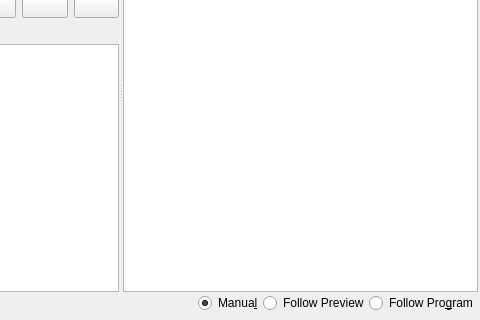
The window that ptz-controls.ui (glikely/obs-ptz) describes before a commit, drawn with Qt 5; both pictures show x 83 to 563 and y 115 to 435 of the 563 by 435 pixel window.
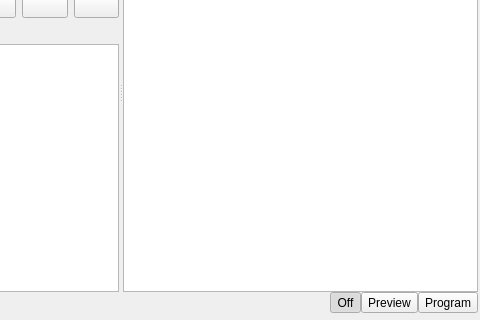
The same window after the commit. Icons and pictures are not drawn.

Commit message:
ui: Convert autoselect radio buttons to QToolButtons
The radio buttons were taking up a lot of space. Morph them into
QToolButtons that are linked together into a button group so that they
still work the same but take up much less space. At the same time add
tooltips explaining what they do and hide the "preview" button when not
in Studio Mode.

```diff
--- a/ptz-controls.ui
+++ b/ptz-controls.ui
@@ -632,9 +632,15 @@
        </spacer>
       </item>
       <item>
-       <widget class="QRadioButton" name="targetButton_manual">
+       <widget class="QToolButton" name="targetButton_manual">
+        <property name="toolTip">
+         <string>Don't autoselect PTZ device when scene changes</string>
+        </property>
         <property name="text">
-         <string>Manua&amp;l</string>
+         <string>Off</string>
+        </property>
+        <property name="checkable">
+         <bool>true</bool>
         </property>
         <property name="checked">
          <bool>true</bool>
@@ -645,19 +651,37 @@
        </widget>
       </item>
       <item>
-       <widget class="QRadioButton" name="targetButton_preview">
+       <widget class="QToolButton" name="targetButton_preview">
+        <property name="toolTip">
+         <string>Autoselect a PTZ device when its source appears in the preview scene</string>
+        </property>
         <property name="text">
-         <string>Follow Preview</string>
+         <string>Preview</string>
         </property>
+        <property name="checkable">
+         <bool>true</bool>
+        </property>
+        <property name="autoExclusive">
+         <bool>true</bool>
+        </property>
         <attribute name="buttonGroup">
          <string notr="true">targetButtonGroup</string>
         </attribute>
        </widget>
       </item>
       <item>
-       <widget class="QRadioButton" name="targetButton_program">
+       <widget class="QToolButton" name="targetButton_program">
+        <property name="toolTip">
+         <string>Autoselect a PTZ device when it becomes active in the live (program) scene</string>
+        </property>
         <property name="text">
-         <string>Follow Pro&amp;gram</string>
+         <string>Program</string>
+        </property>
+        <property name="checkable">
+         <bool>true</bool>
+        </property>
+        <property name="autoExclusive">
+         <bool>true</bool>
         </property>
         <attribute name="buttonGroup">
          <string notr="true">targetButtonGroup</string>
```
Left out of the diff: 9 changed lines with no effect on the pictures. The commit also changes 1 other file.
